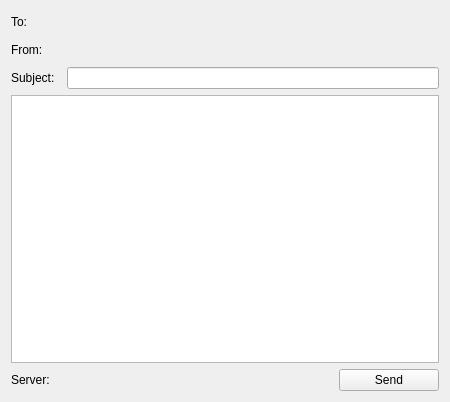
Before: the Qt Designer form src/Widgets/compose.ui in Open-Transactions/Moneychanger, drawn with Qt 5.
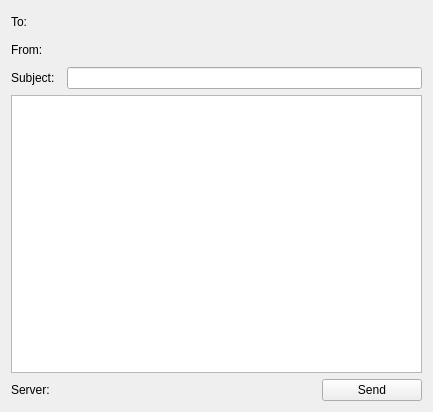
After: the same form once the commit is applied.

```diff
--- a/src/Widgets/compose.ui
+++ b/src/Widgets/compose.ui
@@ -6,8 +6,8 @@
    <rect>
     <x>0</x>
     <y>0</y>
-    <width>450</width>
-    <height>402</height>
+    <width>433</width>
+    <height>412</height>
    </rect>
   </property>
   <property name="windowTitle">
```
